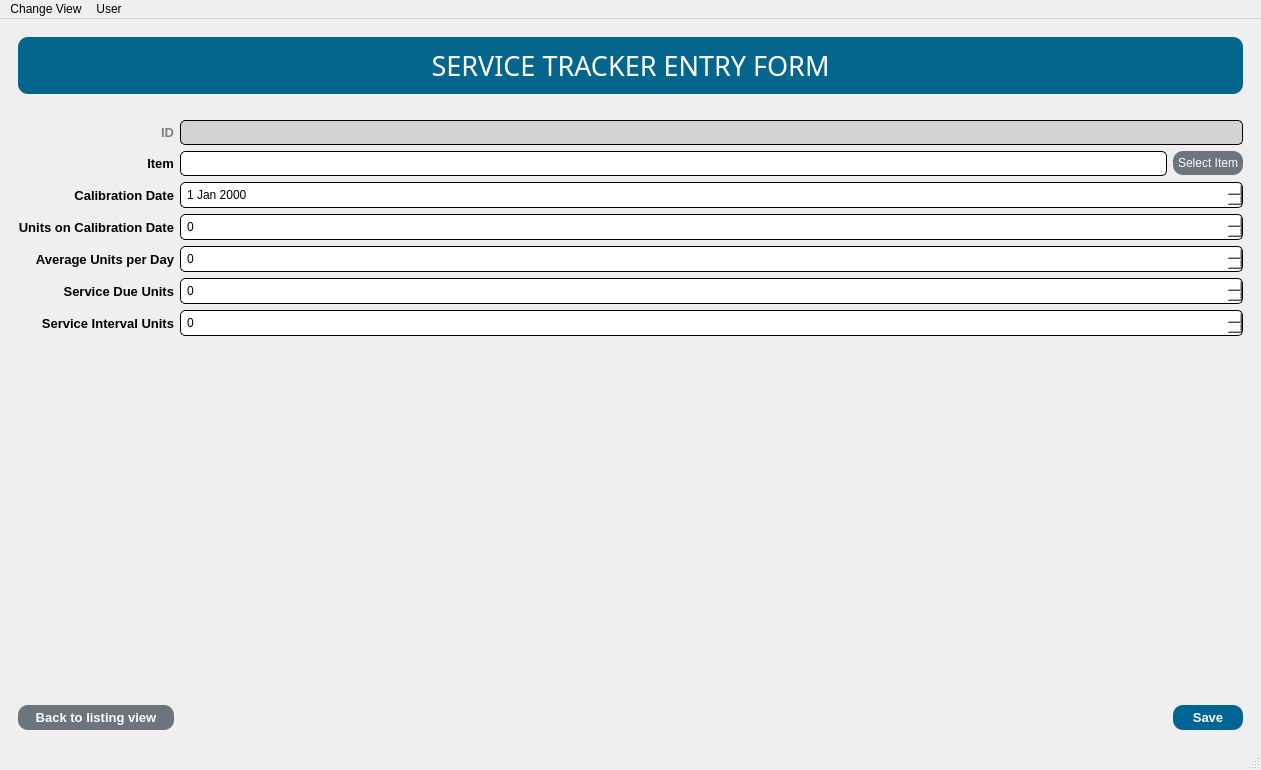
Old version of the form conu/ui/ui_files/MainWindow.ui in the repository Soapey/PyConu.
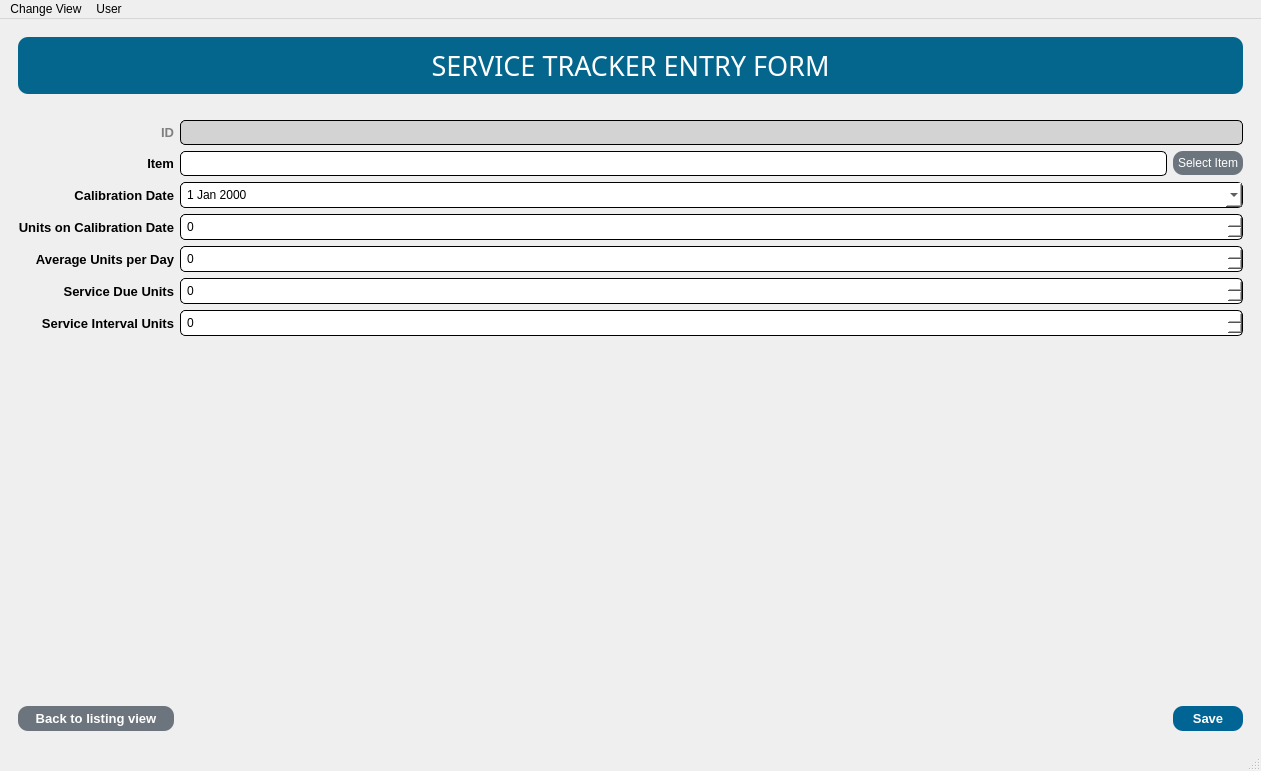
New version of the form.

```diff
--- a/conu/ui/ui_files/MainWindow.ui
+++ b/conu/ui/ui_files/MainWindow.ui
@@ -7,7 +7,7 @@
     <x>0</x>
     <y>0</y>
     <width>1261</width>
-    <height>770</height>
+    <height>771</height>
    </rect>
   </property>
   <property name="windowTitle">
@@ -4279,7 +4279,7 @@
           <property name="sizeHint" stdset="0">
            <size>
             <width>1222</width>
-            <height>354</height>
+            <height>355</height>
            </size>
           </property>
          </spacer>
@@ -4430,6 +4430,9 @@
 }
 </string>
           </property>
+          <property name="calendarPopup">
+           <bool>true</bool>
+          </property>
          </widget>
         </item>
         <item row="5" column="1" colspan="2">
```
Left out of the diff: 25 changed lines with no effect on the pictures.
